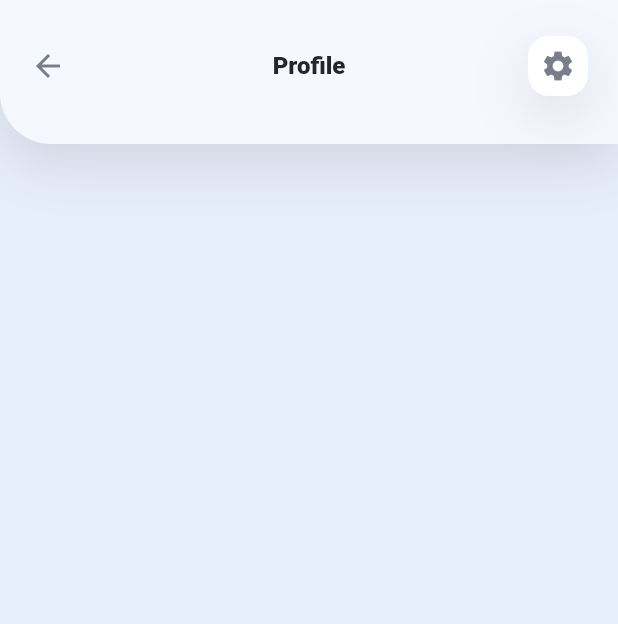
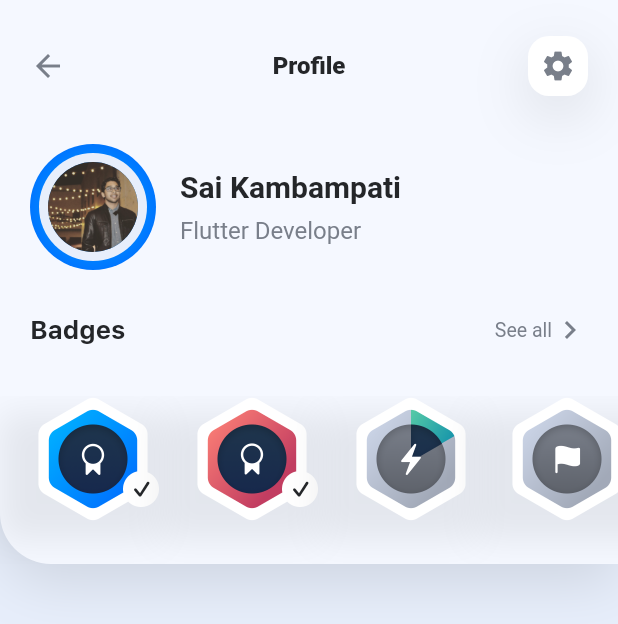
Before and after one commit to heysaik/flutter-for-designers, a Flutter app: the ProfileScreen screen opened directly, on a phone screen of 412 x 824 dp. Shown: the top 624 px of the screen. Run offline on Flutter 3.47's test engine with Material 2 defaults, Android fonts, the phone set to English and light mode, and no system bars; our stand-ins replace sliding_up_panel.

Commit message:
21. Populating the Profile Screen

```diff
--- a/designcode/lib/screens/profile_screen.dart
+++ b/designcode/lib/screens/profile_screen.dart
@@ -5,6 +5,13 @@
 import 'package:flutter/material.dart';
 
 class ProfileScreen extends StatelessWidget {
+  final List<String> badges = [
+    'badge-01.png',
+    'badge-02.png',
+    'badge-03.png',
+    'badge-04.png',
+  ];
+
   @override
   Widget build(BuildContext context) {
     return Scaffold(
@@ -89,6 +96,114 @@
                         ],
                       ),
                     ),
+                    Padding(
+                      padding: EdgeInsets.symmetric(horizontal: 20.0),
+                      child: Row(
+                        children: [
+                          Container(
+                            child: Padding(
+                              padding: EdgeInsets.all(6.0),
+                              child: Container(
+                                padding: EdgeInsets.all(6.0),
+                                child: CircleAvatar(
+                                  backgroundImage:
+                                      AssetImage('asset/images/profile.jpg'),
+                                  radius: 30.0,
+                                ),
+                                decoration: BoxDecoration(
+                                  color: kBackgroundColor,
+                                  borderRadius: BorderRadius.circular(42.0),
+                                ),
+                              ),
+                            ),
+                            height: 84.0,
+                            width: 84.0,
+                            decoration: BoxDecoration(
+                              gradient: RadialGradient(
+                                colors: [
+                                  Color(0xFF00AEFF),
+                                  Color(0xFF0076FF),
+                                ],
+                              ),
+                              borderRadius: BorderRadius.circular(42.0),
+                            ),
+                          ),
+                          SizedBox(width: 16.0),
+                          Column(
+                            crossAxisAlignment: CrossAxisAlignment.start,
+                            children: [
+                              Text(
+                                "Sai Kambampati",
+                                style: kTitle2Style,
+                              ),
+                              SizedBox(height: 8.0),
+                              Text(
+                                "Flutter Developer",
+                                style: kSecondaryCalloutLabelStyle,
+                              ),
+                            ],
+                          ),
+                        ],
+                      ),
+                    ),
+                    Padding(
+                      padding: EdgeInsets.only(top: 28.0, bottom: 16.0),
+                      child: Column(
+                        children: [
+                          Padding(
+                            padding: EdgeInsets.symmetric(horizontal: 20.0),
+                            child: Row(
+                              mainAxisAlignment: MainAxisAlignment.spaceBetween,
+                              children: [
+                                Text(
+                                  "Badges",
+                                  style: kHeadlineLabelStyle,
+                                ),
+                                Row(
+                                  children: [
+                                    Text(
+                                      "See all",
+                                      style: kSearchPlaceholderStyle,
+                                    ),
+                                    Icon(
+                                      Icons.chevron_right,
+                                      color: kSecondaryLabelColor,
+                                    ),
+                                  ],
+                                )
+                              ],
+                            ),
+                          ),
+                        ],
+                      ),
+                    ),
+                    SizedBox(
+                      height: 16.0,
+                    ),
+                    Container(
+                      height: 112.0,
+                      child: ListView.builder(
+                        padding: EdgeInsets.only(bottom: 28.0),
+                        scrollDirection: Axis.horizontal,
+                        itemCount: badges.length,
+                        itemBuilder: (context, index) {
+                          return Container(
+                            padding: EdgeInsets.only(
+                                left: 20.0, right: index != 3 ? 0.0 : 20.0),
+                            decoration: BoxDecoration(
+                              boxShadow: [
+                                BoxShadow(
+                                  color: kShadowColor.withOpacity(0.1),
+                                  offset: Offset(0, 12),
+                                  blurRadius: 18.0,
+                                ),
+                              ],
+                            ),
+                            child: Image.asset('asset/badges/${badges[index]}'),
+                          );
+                        },
+                      ),
+                    )
                   ],
                 ),
               ),
```
